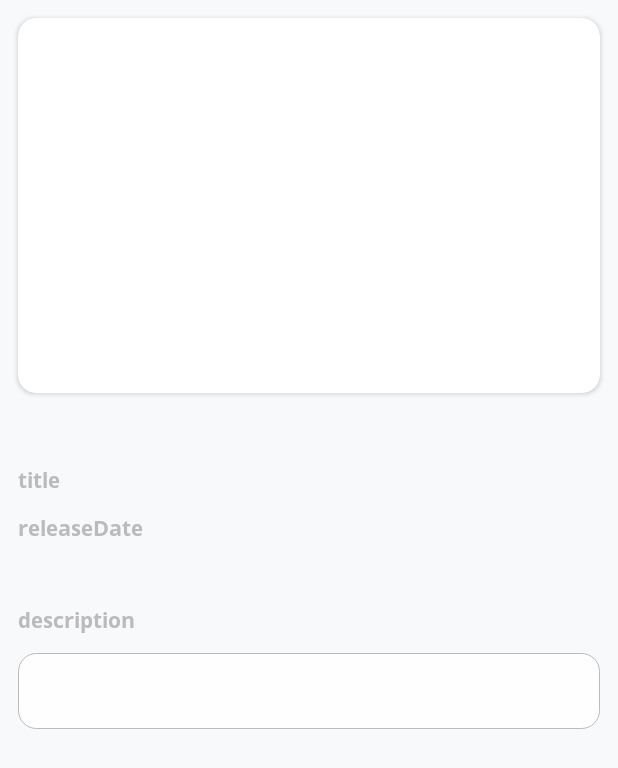
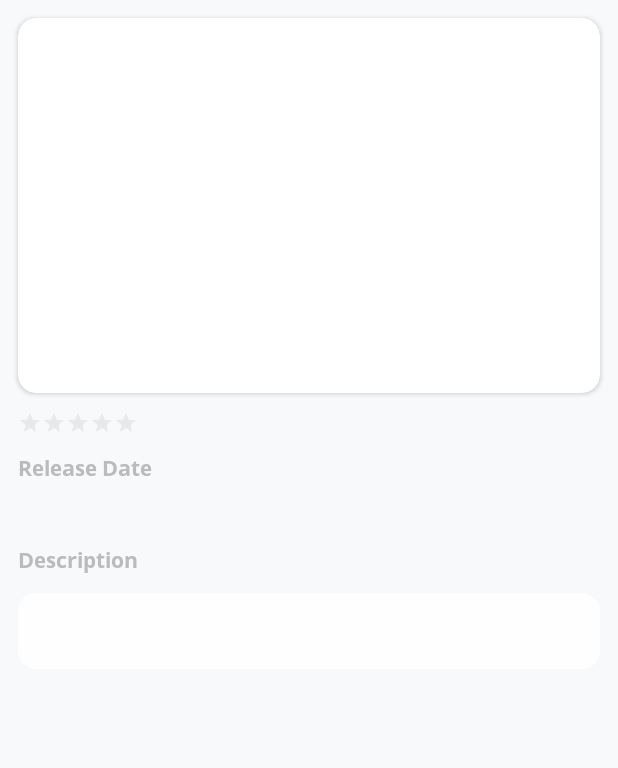
Before and after one commit to LeilaYaghoobi70/Movies, an Android app: the layout movie_fragment.xml on its own in the app's theme, with its tools: preview values and no code run, on a phone screen of 412 x 824 dp. Shown: the top 768 px of the screen. Run offline under Robolectric (Android 15) with nearby library versions, the phone set to English and light mode, and no system bars; network calls fail.

Commit message:
updated UI

```diff
--- a/app/src/main/res/drawable/round_background.xml
+++ b/app/src/main/res/drawable/round_background.xml
@@ -2,7 +2,6 @@
 <shape  android:shape="rectangle" xmlns:android="http://schemas.android.com/apk/res/android">
 
     <corners android:radius="12dp"/>
-    <stroke android:color="@color/gray" android:width=".5dp"/>
     <solid android:color="@color/white_90"/>
 
 </shape>
--- a/app/src/main/res/layout/movie_fragment.xml
+++ b/app/src/main/res/layout/movie_fragment.xml
@@ -25,32 +25,7 @@
                 android:scaleType="centerCrop"/>
 
         </androidx.cardview.widget.CardView>
-        <TextView
-            android:id="@+id/title"
-            android:layout_width="wrap_content"
-            android:layout_height="wrap_content"
-            android:layout_marginStart="12dp"
-            android:layout_marginTop="48dp"
-            android:textSize="14sp"
-            android:textColor="@color/gray"
-            android:text="@string/title"
-            android:fontFamily="@font/open_sans_bold"
-            app:layout_constraintHorizontal_chainStyle="packed"
-            app:layout_constraintEnd_toStartOf="@id/titleTextView"
-            app:layout_constraintStart_toStartOf="parent"
-            app:layout_constraintTop_toBottomOf="@id/bannerVideoCardView" />
 
-        <TextView
-            android:id="@+id/titleTextView"
-            android:layout_width="wrap_content"
-            android:layout_height="wrap_content"
-            android:layout_marginEnd="12dp"
-            android:layout_marginTop="48dp"
-            android:paddingStart="12dp"
-            android:paddingEnd="8dp"
-            android:fontFamily="@font/open_sans_bold"
-            app:layout_constraintStart_toEndOf="@id/title"
-            app:layout_constraintTop_toBottomOf="@id/bannerVideoCardView" />
 
         <TextView
             android:id="@+id/releaseDate"
@@ -65,7 +40,21 @@
             android:text="@string/release_date"
             app:layout_constraintEnd_toStartOf="@+id/releaseDateTextView"
             app:layout_constraintStart_toStartOf="parent"
-            app:layout_constraintTop_toBottomOf="@id/titleTextView" />
+            app:layout_constraintTop_toBottomOf="@id/ratingBar" />
+
+        <RatingBar
+            android:id="@+id/ratingBar"
+            style="?android:ratingBarStyleSmall"
+            android:layout_width="wrap_content"
+            android:layout_height="wrap_content"
+            android:layout_marginBottom="8dp"
+            android:numStars="5"
+            android:layout_margin="12dp"
+            android:progressBackgroundTint="@color/gray"
+            android:progressTint="@color/gold"
+            app:layout_constraintStart_toStartOf="parent"
+            app:layout_constraintTop_toBottomOf="@+id/bannerVideoCardView" />
+
 
         <TextView
             android:id="@+id/releaseDateTextView"
@@ -78,7 +67,7 @@
             android:textColor="@color/dark_gray"
             android:fontFamily="@font/open_sans_bold"
             app:layout_constraintStart_toEndOf="@+id/releaseDate"
-            app:layout_constraintTop_toBottomOf="@id/titleTextView"/>
+            app:layout_constraintTop_toBottomOf="@id/ratingBar"/>
 
         <TextView
             android:id="@+id/genre"
--- a/app/src/main/res/values/strings.xml
+++ b/app/src/main/res/values/strings.xml
@@ -1,7 +1,7 @@
 <resources>
     <string name="app_name">Movies</string>
-    <string name="title">title</string>
-    <string name="over_view">overView</string>
-    <string name="release_date">releaseDate</string>
-    <string name="description">description</string>
+    <string name="title">Title</string>
+    <string name="over_view">Overview</string>
+    <string name="release_date">Release Date</string>
+    <string name="description">Description</string>
 </resources>
```
Also changed, not shown: app/src/main/java/ly/bale/movies/ui/movie/MovieFragment.kt (+8 -2 lines), app/src/main/res/layout/item_movie_recycler_view.xml (+9 -41 lines).
